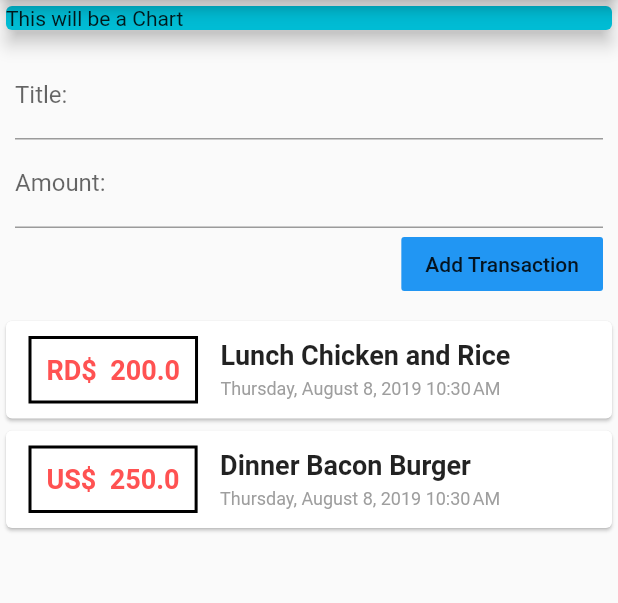
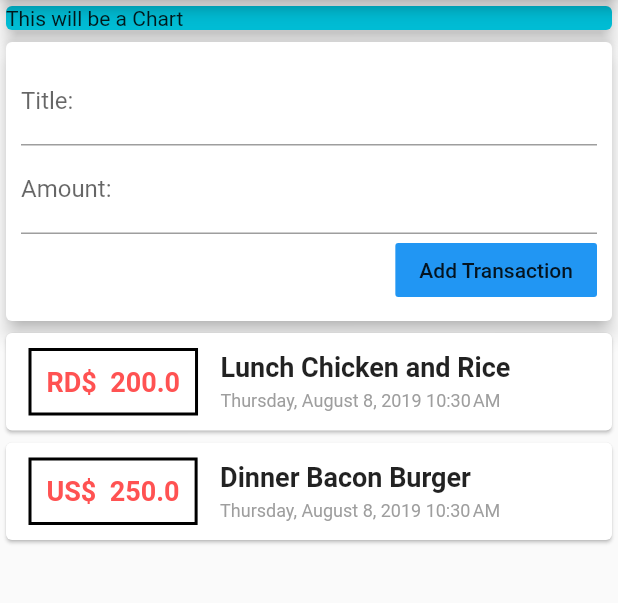
Before and after one commit to cesarcedanov/expenses_app_flutter, a Flutter app: the screen it shows after launch, after a tap on "Add Transaction", on a phone screen of 412 x 824 dp, the part 84-687 px from its top. Run offline on Flutter 3.47's test engine with Material 2 defaults, Android fonts, the light colour scheme and no system bars.

Commit message:
Added some new folder to separate some files and also created the Statefull widget to update the screen based on the Transaction

```diff
--- a/app/lib/addTransactionModal.dart
+++ /dev/null
@@ -1,34 +0,0 @@
-import 'package:flutter/material.dart';
-
-class AddTransactionModal extends StatelessWidget {
-  final titleController = TextEditingController();
-  final amountController = TextEditingController();
-
-  @override
-  Widget build(BuildContext context) {
-    return Container(
-      padding: EdgeInsets.all((10)),
-      child: Column(
-        crossAxisAlignment: CrossAxisAlignment.end,
-        children: <Widget>[
-          TextField(
-            decoration: InputDecoration(labelText: 'Title:'),
-            controller: titleController,
-          ),
-          TextField(
-            decoration: InputDecoration(labelText: 'Amount:'),
-            controller: amountController,
-          ),
-          FlatButton(
-            color: Colors.blue,
-            child: Text('Add Transaction'),
-            onPressed: () {
-              print(titleController.text);
-              print(amountController.text);
-            },
-          ),
-        ],
-      ),
-    );
-  }
-}
--- a/app/lib/main.dart
+++ b/app/lib/main.dart
@@ -1,7 +1,5 @@
 import 'package:flutter/material.dart';
-import './transaction.dart';
-import './transactionCard.dart';
-import './addTransactionModal.dart';
+import './widgets/user_transaction.dart';
 
 void main() => runApp(MyApp());
 
@@ -16,22 +14,6 @@ class MyApp extends StatelessWidget {
 }
 
 class MyHomePage extends StatelessWidget {
-  final List<Transaction> transactions = [
-    Transaction(
-        id: '1',
-        title: 'Lunch Chicken and Rice',
-        amount: 200,
-        currency: 'RD\$',
-        date: DateTime.now()),
-    Transaction(
-      id: '1',
-      title: 'Dinner Bacon Burger',
-      amount: 250,
-      currency: 'US\$',
-      date: DateTime.now(),
-    )
-  ];
-
   @override
   Widget build(BuildContext context) {
     return Scaffold(
@@ -49,12 +31,7 @@ class MyHomePage extends StatelessWidget {
                 child: Text('This will be a Chart'),
               ),
             ),
-            AddTransactionModal(),
-            Column(
-              children: transactions
-                  .map((transaction) => TransactionCard(transaction))
-                  .toList(),
-            )
+            UserTransaction(),
           ],
         ));
   }
--- /dev/null
+++ b/app/lib/widgets/addTransactionModal.dart
@@ -0,0 +1,40 @@
+import 'package:flutter/material.dart';
+
+class AddTransactionModal extends StatelessWidget {
+  final Function addTransaction;
+  final titleController = TextEditingController();
+  final amountController = TextEditingController();
+
+  AddTransactionModal(this.addTransaction);
+
+  @override
+  Widget build(BuildContext context) {
+    return Card(
+      elevation: 5,
+      child: Container(
+        padding: EdgeInsets.all((10)),
+        child: Column(
+          crossAxisAlignment: CrossAxisAlignment.end,
+          children: <Widget>[
+            TextField(
+              decoration: InputDecoration(labelText: 'Title:'),
+              controller: titleController,
+            ),
+            TextField(
+              decoration: InputDecoration(labelText: 'Amount:'),
+              controller: amountController,
+            ),
+            FlatButton(
+              color: Colors.blue,
+              child: Text('Add Transaction'),
+              onPressed: () {
+                addTransaction(
+                    titleController.text, double.parse(amountController.text));
+              },
+            ),
+          ],
+        ),
+      ),
+    );
+  }
+}
--- a/app/lib/transactionCard.dart
+++ b/app/lib/widgets/transactionCard.dart
@@ -1,6 +1,7 @@
 import 'package:flutter/material.dart';
-import './transaction.dart';
 import 'package:intl/intl.dart';
+
+import '../models/transaction.dart';
 
 class TransactionCard extends StatelessWidget {
   final Transaction transaction;
@@ -37,9 +38,6 @@ class TransactionCard extends StatelessWidget {
                   style: TextStyle(fontWeight: FontWeight.bold, fontSize: 18),
                 ),
               ),
-              // Spacer(
-              //   flex: 3,
-              // ),
               Text(
                 DateFormat.yMMMMEEEEd().add_jm().format(transaction.date),
                 style: TextStyle(fontSize: 12, color: Colors.grey),
--- /dev/null
+++ b/app/lib/widgets/transactionList.dart
@@ -0,0 +1,18 @@
+import 'package:app/models/transaction.dart' as prefix0;
+import 'package:flutter/material.dart';
+
+import './transactionCard.dart';
+
+class TransactionList extends StatelessWidget {
+  final List<prefix0.Transaction> transactionList;
+
+  TransactionList(this.transactionList);
+  @override
+  Widget build(BuildContext context) {
+    return Column(
+      children: transactionList
+          .map((transaction) => TransactionCard(transaction))
+          .toList(),
+    );
+  }
+}
--- /dev/null
+++ b/app/lib/widgets/user_transaction.dart
@@ -0,0 +1,50 @@
+import 'package:flutter/material.dart';
+import './transactionList.dart';
+import './addTransactionModal.dart';
+import '../models/transaction.dart';
+
+class UserTransaction extends StatefulWidget {
+  @override
+  _UserTransactionState createState() => _UserTransactionState();
+}
+
+class _UserTransactionState extends State<UserTransaction> {
+  final List<Transaction> _userTransactions = [
+    Transaction(
+        id: '1',
+        title: 'Lunch Chicken and Rice',
+        amount: 200,
+        currency: 'RD\$',
+        date: DateTime.now()),
+    Transaction(
+      id: '1',
+      title: 'Dinner Bacon Burger',
+      amount: 250,
+      currency: 'US\$',
+      date: DateTime.now(),
+    ),
+  ];
+
+  void _addNewTransaction(String txTitle, double txAmount) {
+    final newTx = Transaction(
+        title: txTitle,
+        amount: txAmount,
+        currency: 'RD\$',
+        date: DateTime.now(),
+        id: DateTime.now().toString());
+
+    setState(() {
+      _userTransactions.add(newTx);
+    });
+  }
+
+  @override
+  Widget build(BuildContext context) {
+    return Column(
+      children: <Widget>[
+        AddTransactionModal(_addNewTransaction),
+        TransactionList(_userTransactions),
+      ],
+    );
+  }
+}
```
Also changed, not shown: app/lib/models/transaction.dart (renamed from app/lib/transaction.dart).
